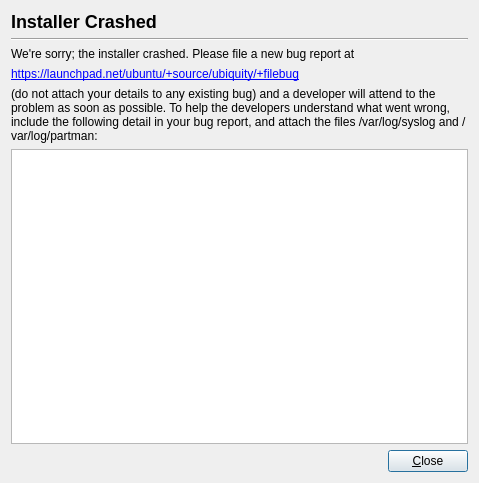
First picture: the form in gui/qt/crashdialog.ui, repository chenhan1218/ubiquity, before the edit.
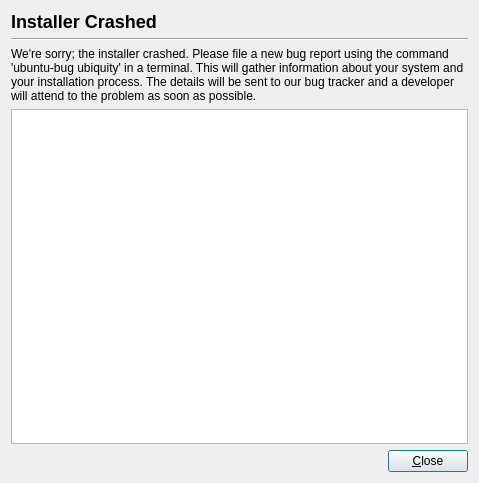
Second picture: the form after the edit.

Commit message: * Remove _ from Install Now button (LP: #811642) * Instead of sending people to +filebug recommend using apport

Diff of the .ui file:
```diff
--- a/gui/qt/crashdialog.ui
+++ b/gui/qt/crashdialog.ui
@@ -86,27 +86,7 @@
         </sizepolicy>
        </property>
        <property name="text" >
-        <string>We're sorry; the installer crashed. Please file a new bug report at</string>
-       </property>
-       <property name="alignment" >
-        <set>Qt::AlignVCenter</set>
-       </property>
-       <property name="wordWrap" >
-        <bool>true</bool>
-       </property>
-      </widget>
-     </item>
-     <item>
-      <widget class="QLabel" name="beastie_url" >
-       <property name="text" >
-        <string>&lt;a href="https://launchpad.net/ubuntu/+source/ubiquity/+filebug">https://launchpad.net/ubuntu/+source/ubiquity/+filebug&lt;/a></string>
-       </property>
-      </widget>
-     </item>
-     <item>
-      <widget class="QLabel" name="textLabel1" >
-       <property name="text" >
-        <string>(do not attach your details to any existing bug) and a developer will attend to the problem as soon as possible. To help the developers understand what went wrong, include the following detail in your bug report, and attach the files /var/log/syslog and /var/log/partman:</string>
+        <string>We're sorry; the installer crashed. Please file a new bug report using the command 'ubuntu-bug ubiquity' in a terminal. This will gather information about your system and your installation process. The details will be sent to our bug tracker and a developer will attend to the problem as soon as possible.</string>
        </property>
        <property name="alignment" >
         <set>Qt::AlignVCenter</set>
```
The commit also changes 3 other files.
